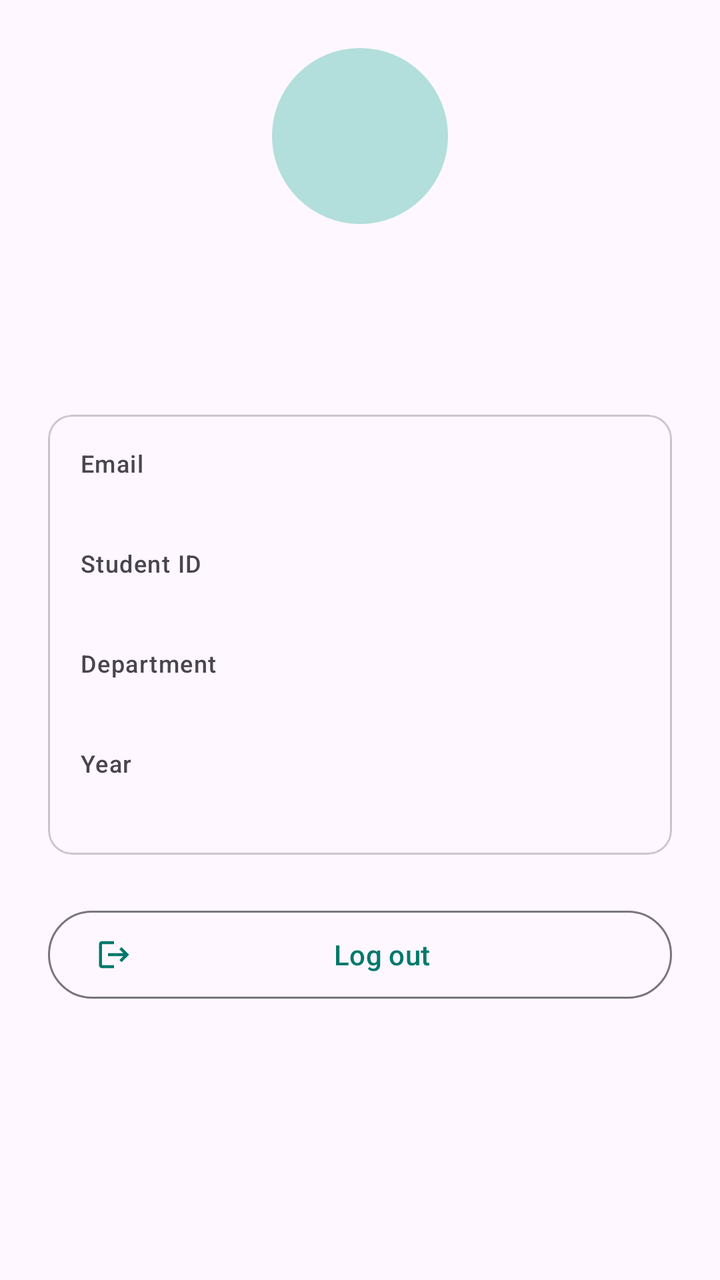
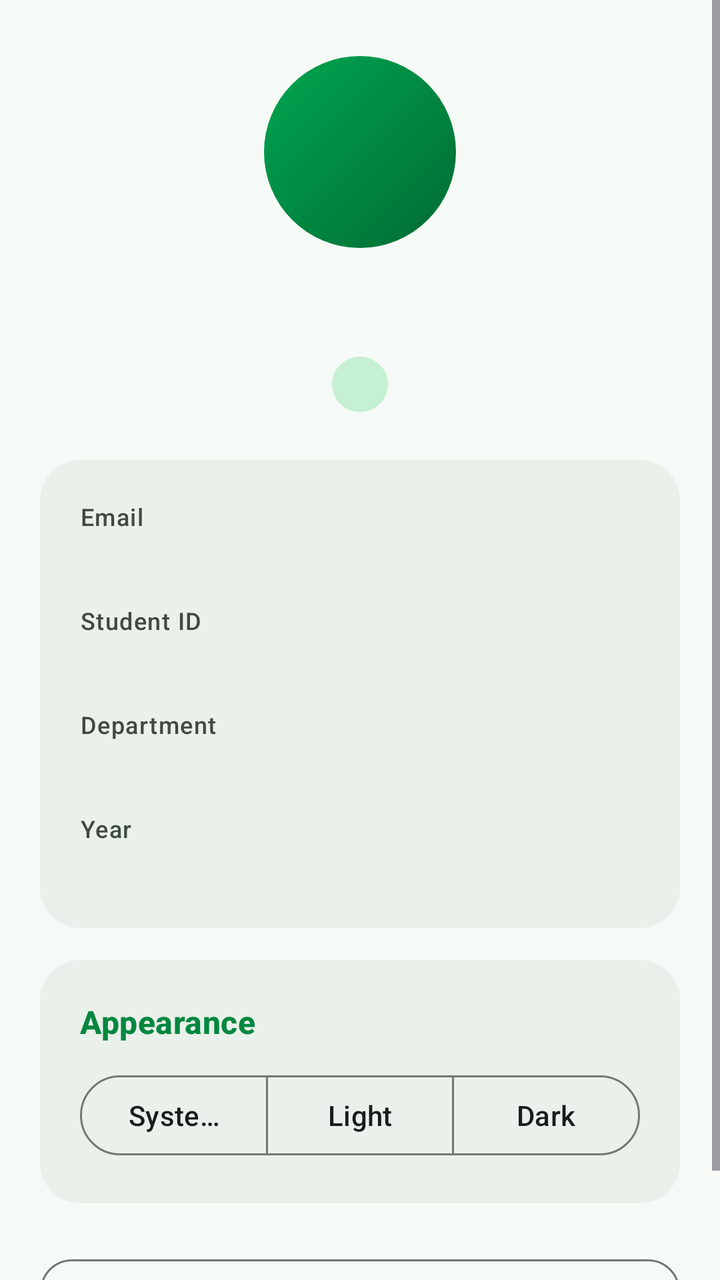

Two renders of the same Android screen: before a commit and after it. Below are the layout's source before the change and the commit's diff.
<!-- AndroidManifest.xml: application theme Theme.ClubHub -->
<!-- res/layout/fragment_profile.xml -->
<?xml version="1.0" encoding="utf-8"?>
<ScrollView xmlns:android="http://schemas.android.com/apk/res/android"
    android:layout_width="match_parent"
    android:layout_height="match_parent">

    <LinearLayout
        android:layout_width="match_parent"
        android:layout_height="wrap_content"
        android:orientation="vertical"
        android:padding="24dp">

        <TextView
            android:id="@+id/tv_avatar"
            android:layout_width="88dp"
            android:layout_height="88dp"
            android:layout_gravity="center_horizontal"
            android:background="@drawable/bg_avatar"
            android:gravity="center"
            android:textColor="?attr/colorOnPrimaryContainer"
            android:textSize="36sp"
            android:textStyle="bold" />

        <TextView
            android:id="@+id/tv_name"
            android:layout_width="match_parent"
            android:layout_height="wrap_content"
            android:layout_marginTop="16dp"
            android:gravity="center"
            android:textAppearance="?attr/textAppearanceHeadlineSmall" />

        <TextView
            android:id="@+id/tv_role"
            android:layout_width="match_parent"
            android:layout_height="wrap_content"
            android:layout_marginTop="4dp"
            android:gravity="center"
            android:textAppearance="?attr/textAppearanceTitleSmall"
            android:textColor="?attr/colorPrimary" />

        <com.google.android.material.card.MaterialCardView
            style="@style/Widget.Material3.CardView.Outlined"
            android:layout_width="match_parent"
            android:layout_height="wrap_content"
            android:layout_marginTop="24dp">

            <LinearLayout
                android:layout_width="match_parent"
                android:layout_height="wrap_content"
                android:orientation="vertical"
                android:padding="16dp">

                <TextView
                    android:layout_width="match_parent"
                    android:layout_height="wrap_content"
                    android:text="@string/label_email"
                    android:textAppearance="?attr/textAppearanceLabelMedium"
                    android:textColor="?attr/colorOnSurfaceVariant" />

                <TextView
                    android:id="@+id/tv_email"
                    android:layout_width="match_parent"
                    android:layout_height="wrap_content"
                    android:layout_marginBottom="12dp"
                    android:textAppearance="?attr/textAppearanceBodyLarge" />

                <TextView
                    android:layout_width="match_parent"
                    android:layout_height="wrap_content"
                    android:text="@string/label_student_id"
                    android:textAppearance="?attr/textAppearanceLabelMedium"
                    android:textColor="?attr/colorOnSurfaceVariant" />

                <TextView
                    android:id="@+id/tv_student_id"
                    android:layout_width="match_parent"
                    android:layout_height="wrap_content"
                    android:layout_marginBottom="12dp"
                    android:textAppearance="?attr/textAppearanceBodyLarge" />

                <TextView
                    android:layout_width="match_parent"
                    android:layout_height="wrap_content"
                    android:text="@string/label_department"
                    android:textAppearance="?attr/textAppearanceLabelMedium"
                    android:textColor="?attr/colorOnSurfaceVariant" />

                <TextView
                    android:id="@+id/tv_department"
                    android:layout_width="match_parent"
                    android:layout_height="wrap_content"
                    android:layout_marginBottom="12dp"
                    android:textAppearance="?attr/textAppearanceBodyLarge" />

                <TextView
                    android:layout_width="match_parent"
                    android:layout_height="wrap_content"
                    android:text="@string/label_year"
                    android:textAppearance="?attr/textAppearanceLabelMedium"
                    android:textColor="?attr/colorOnSurfaceVariant" />

                <TextView
                    android:id="@+id/tv_year"
                    android:layout_width="match_parent"
                    android:layout_height="wrap_content"
                    android:textAppearance="?attr/textAppearanceBodyLarge" />
            </LinearLayout>
        </com.google.android.material.card.MaterialCardView>

        <com.google.android.material.button.MaterialButton
            android:id="@+id/btn_logout"
            style="@style/Widget.Material3.Button.OutlinedButton"
            android:layout_width="match_parent"
            android:layout_height="wrap_content"
            android:layout_marginTop="24dp"
            android:minHeight="52dp"
            android:text="@string/action_logout"
            app:icon="@drawable/ic_logout"
            xmlns:app="http://schemas.android.com/apk/res-auto" />
    </LinearLayout>
</ScrollView>
<!-- resources referenced by this layout -->
<resources>
  <!-- drawable bg_avatar (drawable) -->
  <?xml version="1.0" encoding="utf-8"?>
  <shape xmlns:android="http://schemas.android.com/apk/res/android"
      android:shape="oval">
      <solid android:color="?attr/colorPrimaryContainer" />
  </shape>
  <!-- drawable ic_logout (drawable) -->
  <?xml version="1.0" encoding="utf-8"?>
  <vector xmlns:android="http://schemas.android.com/apk/res/android"
      android:width="24dp"
      android:height="24dp"
      android:viewportWidth="24"
      android:viewportHeight="24"
      android:tint="?attr/colorControlNormal">
      <path
          android:fillColor="@android:color/white"
          android:pathData="M17,7l-1.41,1.41L18.17,11H8v2h10.17l-2.58,2.58L17,17l5,-5zM4,5h8V3H4c-1.1,0 -2,0.9 -2,2v14c0,1.1 0.9,2 2,2h8v-2H4V5z" />
  </vector>
  <string name="action_logout">Log out</string>
  <string name="label_department">Department</string>
  <string name="label_email">Email</string>
  <string name="label_student_id">Student ID</string>
  <string name="label_year">Year</string>
  <style name="Theme.ClubHub" parent="Base.Theme.ClubHub" />
  <style name="Base.Theme.ClubHub" parent="Theme.Material3.DayNight.NoActionBar">
          <item name="colorPrimary">#00796B</item>
          <item name="colorOnPrimary">#FFFFFF</item>
          <item name="colorPrimaryContainer">#B2DFDB</item>
          <item name="colorOnPrimaryContainer">#00201C</item>
          <item name="colorSecondary">#4A6360</item>
          <item name="colorSecondaryContainer">#CCE8E3</item>
          <item name="colorOnSecondaryContainer">#05201D</item>
      </style>
</resources>

<!-- the commit's change to res/layout/fragment_profile.xml (unified diff, before → after) -->
@@ -1,5 +1,6 @@
 <?xml version="1.0" encoding="utf-8"?>
 <ScrollView xmlns:android="http://schemas.android.com/apk/res/android"
+    xmlns:app="http://schemas.android.com/apk/res-auto"
     android:layout_width="match_parent"
     android:layout_height="match_parent">
 
@@ -7,47 +8,56 @@
         android:layout_width="match_parent"
         android:layout_height="wrap_content"
         android:orientation="vertical"
-        android:padding="24dp">
+        android:padding="20dp">
 
         <TextView
             android:id="@+id/tv_avatar"
-            android:layout_width="88dp"
-            android:layout_height="88dp"
+            android:layout_width="96dp"
+            android:layout_height="96dp"
             android:layout_gravity="center_horizontal"
+            android:layout_marginTop="8dp"
             android:background="@drawable/bg_avatar"
             android:gravity="center"
-            android:textColor="?attr/colorOnPrimaryContainer"
-            android:textSize="36sp"
+            android:textColor="@color/white"
+            android:textSize="40sp"
             android:textStyle="bold" />
 
         <TextView
             android:id="@+id/tv_name"
             android:layout_width="match_parent"
             android:layout_height="wrap_content"
-            android:layout_marginTop="16dp"
+            android:layout_marginTop="14dp"
             android:gravity="center"
-            android:textAppearance="?attr/textAppearanceHeadlineSmall" />
+            android:textAppearance="?attr/textAppearanceHeadlineSmall"
+            android:textStyle="bold" />
 
         <TextView
             android:id="@+id/tv_role"
+            android:layout_width="wrap_content"
+            android:layout_height="wrap_content"
+            android:layout_gravity="center_horizontal"
+            android:layout_marginTop="8dp"
+            android:background="@drawable/bg_pill"
+            android:paddingHorizontal="14dp"
+            android:paddingVertical="5dp"
+            android:textColor="?attr/colorOnPrimaryContainer"
+            android:textSize="13sp"
+            android:textStyle="bold" />
+
+        <com.google.android.material.card.MaterialCardView
+            style="@style/Widget.Material3.CardView.Filled"
             android:layout_width="match_parent"
             android:layout_height="wrap_content"
-            android:layout_marginTop="4dp"
-            android:gravity="center"
-            android:textAppearance="?attr/textAppearanceTitleSmall"
-            android:textColor="?attr/colorPrimary" />
-
-        <com.google.android.material.card.MaterialCardView
-            style="@style/Widget.Material3.CardView.Outlined"
-            android:layout_width="match_parent"
-            android:layout_height="wrap_content"
-            android:layout_marginTop="24dp">
+            android:layout_marginTop="24dp"
+            app:cardBackgroundColor="?attr/colorSurfaceContainer"
+            app:cardCornerRadius="20dp"
+            app:cardElevation="0dp">
 
             <LinearLayout
                 android:layout_width="match_parent"
                 android:layout_height="wrap_content"
                 android:orientation="vertical"
-                android:padding="16dp">
+                android:padding="20dp">
 
                 <TextView
                     android:layout_width="match_parent"
@@ -60,7 +70,7 @@
                     android:id="@+id/tv_email"
                     android:layout_width="match_parent"
                     android:layout_height="wrap_content"
-                    android:layout_marginBottom="12dp"
+                    android:layout_marginBottom="14dp"
                     android:textAppearance="?attr/textAppearanceBodyLarge" />
 
                 <TextView
@@ -74,7 +84,7 @@
                     android:id="@+id/tv_student_id"
                     android:layout_width="match_parent"
                     android:layout_height="wrap_content"
-                    android:layout_marginBottom="12dp"
+                    android:layout_marginBottom="14dp"
                     android:textAppearance="?attr/textAppearanceBodyLarge" />
 
                 <TextView
@@ -88,7 +98,7 @@
                     android:id="@+id/tv_department"
                     android:layout_width="match_parent"
                     android:layout_height="wrap_content"
-                    android:layout_marginBottom="12dp"
+                    android:layout_marginBottom="14dp"
                     android:textAppearance="?attr/textAppearanceBodyLarge" />
 
                 <TextView
@@ -106,15 +116,73 @@
             </LinearLayout>
         </com.google.android.material.card.MaterialCardView>
 
+        <com.google.android.material.card.MaterialCardView
+            style="@style/Widget.Material3.CardView.Filled"
+            android:layout_width="match_parent"
+            android:layout_height="wrap_content"
+            android:layout_marginTop="16dp"
+            app:cardBackgroundColor="?attr/colorSurfaceContainer"
+            app:cardCornerRadius="20dp"
+            app:cardElevation="0dp">
+
+            <LinearLayout
+                android:layout_width="match_parent"
+                android:layout_height="wrap_content"
+                android:orientation="vertical"
+                android:padding="20dp">
+
+                <TextView
+                    android:layout_width="match_parent"
+                    android:layout_height="wrap_content"
+                    android:layout_marginBottom="12dp"
+                    android:text="@string/label_appearance"
+                    android:textAppearance="?attr/textAppearanceTitleMedium"
+                    android:textColor="?attr/colorPrimary"
+                    android:textStyle="bold" />
+
+                <com.google.android.material.button.MaterialButtonToggleGroup
+                    android:id="@+id/toggle_theme"
+                    android:layout_width="match_parent"
+                    android:layout_height="wrap_content"
+                    app:selectionRequired="true"
+                    app:singleSelection="true">
+
+                    <com.google.android.material.button.MaterialButton
+                        android:id="@+id/btn_theme_system"
+                        style="@style/Widget.Material3.Button.OutlinedButton"
+                        android:layout_width="0dp"
+                        android:layout_height="wrap_content"
+                        android:layout_weight="1"
+                        android:text="@string/theme_system" />
+
+                    <com.google.android.material.button.MaterialButton
+                        android:id="@+id/btn_theme_light"
+                        style="@style/Widget.Material3.Button.OutlinedButton"
+                        android:layout_width="0dp"
+                        android:layout_height="wrap_content"
+                        android:layout_weight="1"
+                        android:text="@string/theme_light" />
+
+                    <com.google.android.material.button.MaterialButton
+                        android:id="@+id/btn_theme_dark"
+                        style="@style/Widget.Material3.Button.OutlinedButton"
+                        android:layout_width="0dp"
+                        android:layout_height="wrap_content"
+                        android:layout_weight="1"
+                        android:text="@string/theme_dark" />
+                </com.google.android.material.button.MaterialButtonToggleGroup>
+            </LinearLayout>
+        </com.google.android.material.card.MaterialCardView>
+
         <com.google.android.material.button.MaterialButton
             android:id="@+id/btn_logout"
             style="@style/Widget.Material3.Button.OutlinedButton"
             android:layout_width="match_parent"
             android:layout_height="wrap_content"
             android:layout_marginTop="24dp"
-            android:minHeight="52dp"
+            android:minHeight="54dp"
             android:text="@string/action_logout"
-            app:icon="@drawable/ic_logout"
-            xmlns:app="http://schemas.android.com/apk/res-auto" />
+            app:cornerRadius="16dp"
+            app:icon="@drawable/ic_logout" />
     </LinearLayout>
 </ScrollView>
<!-- resource entries referenced after the edit -->
@@ -1,10 +1,22 @@
 <!-- resources referenced by this layout -->
 <resources>
+  <color name="white">#FFFFFF</color>
   <!-- drawable bg_avatar (drawable) -->
   <?xml version="1.0" encoding="utf-8"?>
   <shape xmlns:android="http://schemas.android.com/apk/res/android"
       android:shape="oval">
+      <gradient
+          android:angle="315"
+          android:endColor="@color/header_end"
+          android:startColor="@color/header_start"
+          android:type="linear" />
+  </shape>
+  <!-- drawable bg_pill (drawable) -->
+  <?xml version="1.0" encoding="utf-8"?>
+  <shape xmlns:android="http://schemas.android.com/apk/res/android"
+      android:shape="rectangle">
       <solid android:color="?attr/colorPrimaryContainer" />
+      <corners android:radius="50dp" />
   </shape>
   <!-- drawable ic_logout (drawable) -->
   <?xml version="1.0" encoding="utf-8"?>
@@ -19,19 +31,59 @@
           android:pathData="M17,7l-1.41,1.41L18.17,11H8v2h10.17l-2.58,2.58L17,17l5,-5zM4,5h8V3H4c-1.1,0 -2,0.9 -2,2v14c0,1.1 0.9,2 2,2h8v-2H4V5z" />
   </vector>
   <string name="action_logout">Log out</string>
+  <string name="label_appearance">Appearance</string>
   <string name="label_department">Department</string>
   <string name="label_email">Email</string>
   <string name="label_student_id">Student ID</string>
   <string name="label_year">Year</string>
+  <string name="theme_dark">Dark</string>
+  <string name="theme_light">Light</string>
+  <string name="theme_system">System</string>
   <style name="Theme.ClubHub" parent="Base.Theme.ClubHub" />
+  <color name="header_end">#006B32</color>
+  <color name="header_start">#00A651</color>
   <style name="Base.Theme.ClubHub" parent="Theme.Material3.DayNight.NoActionBar">
-          <item name="colorPrimary">#00796B</item>
+          <item name="textInputStyle">@style/Widget.ClubHub.TextInputLayout</item>
+          <item name="materialButtonStyle">@style/Widget.ClubHub.Button</item>
+  
+          <item name="colorPrimary">#00873F</item>
           <item name="colorOnPrimary">#FFFFFF</item>
-          <item name="colorPrimaryContainer">#B2DFDB</item>
-          <item name="colorOnPrimaryContainer">#00201C</item>
-          <item name="colorSecondary">#4A6360</item>
-          <item name="colorSecondaryContainer">#CCE8E3</item>
-          <item name="colorOnSecondaryContainer">#05201D</item>
+          <item name="colorPrimaryContainer">#C5F0D3</item>
+          <item name="colorOnPrimaryContainer">#00210E</item>
+          <item name="colorPrimaryInverse">#6FDC95</item>
+  
+          <item name="colorSecondary">#4C6355</item>
+          <item name="colorOnSecondary">#FFFFFF</item>
+          <item name="colorSecondaryContainer">#C5F0D3</item>
+          <item name="colorOnSecondaryContainer">#00210E</item>
+  
+          <item name="colorTertiary">#BA1A22</item>
+          <item name="colorOnTertiary">#FFFFFF</item>
+          <item name="colorTertiaryContainer">#FFDAD6</item>
+          <item name="colorOnTertiaryContainer">#410004</item>
+  
+          <item name="android:colorBackground">#F6FAF6</item>
+          <item name="colorOnBackground">#181D19</item>
+          <item name="colorSurface">#F6FAF6</item>
+          <item name="colorOnSurface">#181D19</item>
+          <item name="colorSurfaceVariant">#DCE5DC</item>
+          <item name="colorOnSurfaceVariant">#404942</item>
+          <item name="colorSurfaceContainerLowest">#FFFFFF</item>
+          <item name="colorSurfaceContainerLow">#F0F5F0</item>
+          <item name="colorSurfaceContainer">#EAF0EA</item>
+          <item name="colorSurfaceContainerHigh">#E4EAE4</item>
+          <item name="colorSurfaceContainerHighest">#DEE4DE</item>
+          <item name="colorOutline">#707971</item>
+          <item name="colorOutlineVariant">#BFC9C0</item>
+      </style>
+  <style name="Widget.ClubHub.TextInputLayout" parent="Widget.Material3.TextInputLayout.OutlinedBox">
+          <item name="boxCornerRadiusTopStart">14dp</item>
+          <item name="boxCornerRadiusTopEnd">14dp</item>
+          <item name="boxCornerRadiusBottomStart">14dp</item>
+          <item name="boxCornerRadiusBottomEnd">14dp</item>
+      </style>
+  <style name="Widget.ClubHub.Button" parent="Widget.Material3.Button">
+          <item name="cornerRadius">16dp</item>
       </style>
 </resources>
 
